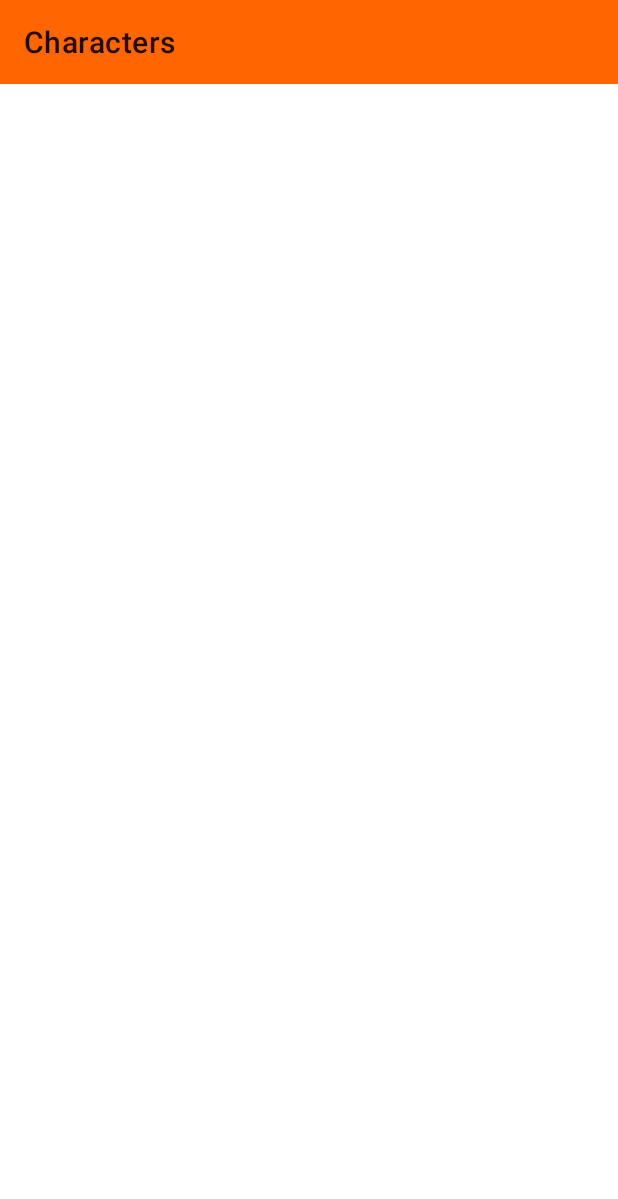
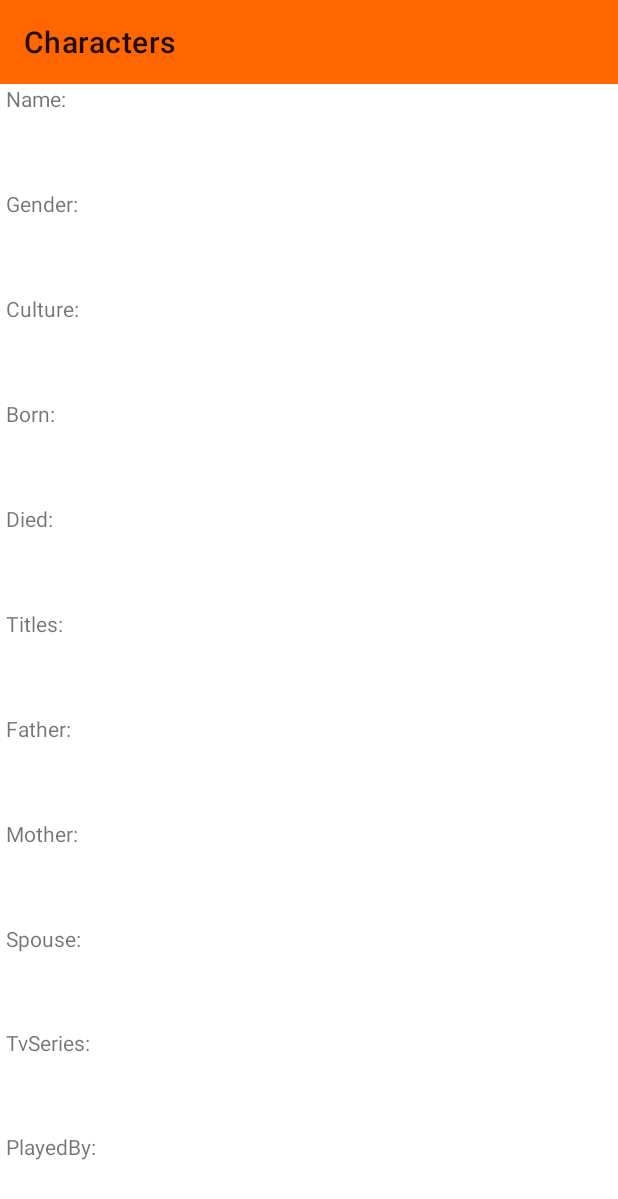
Before and after one commit to CarolinaAGomez/AppMoviles, an Android app: the ItemCharacterActivity screen opened directly, with no data from a screen before it, on a phone screen of 412 x 824 dp. Shown: the top 1199 px of the screen. Run offline under Robolectric (Android 15) with nearby library versions, the phone set to English and light mode, and no system bars; 12 statements that could not run were skipped.

```diff
--- a/app/src/main/java/com/UNLa/primeraentrega_tallerdeaplicacionesmoviles/Character.java
+++ b/app/src/main/java/com/UNLa/primeraentrega_tallerdeaplicacionesmoviles/Character.java
@@ -1,8 +1,9 @@
 package com.UNLa.primeraentrega_tallerdeaplicacionesmoviles;
 
+import java.io.Serializable;
 import java.util.List;
 
-public class Character {
+public class Character implements Serializable {
 
     private int id;
     private String url;
@@ -12,7 +13,6 @@ public class Character {
     private String born;
     private String died;
     private List<String> titles;
-
     private String father;
     private String mother;
     private String spouse;
--- a/app/src/main/java/com/UNLa/primeraentrega_tallerdeaplicacionesmoviles/ItemCharacterActivity.java
+++ b/app/src/main/java/com/UNLa/primeraentrega_tallerdeaplicacionesmoviles/ItemCharacterActivity.java
@@ -1,6 +1,8 @@
 package com.UNLa.primeraentrega_tallerdeaplicacionesmoviles;
 
 import android.os.Bundle;
+import android.widget.EditText;
+import android.widget.TextView;
 
 import androidx.appcompat.app.AppCompatActivity;
 import androidx.appcompat.widget.Toolbar;
@@ -8,17 +10,55 @@ import androidx.appcompat.widget.Toolbar;
 public class ItemCharacterActivity extends AppCompatActivity {
 
     Toolbar my_toolbar;
+    TextView tvName,tvGender,tvCulture,tvBorn,tvDied,
+            tvTitles,tvFather,tvMother,tvSpouse,
+            tvTvSeries,tvPlayedBy;
 
     @Override
     protected void onCreate(Bundle savedInstanceState) {
         super.onCreate(savedInstanceState);
         setContentView(R.layout.activity_item_personaje);
 
+        tvName = findViewById(R.id.tvName);
+        tvGender = findViewById(R.id.tvGender);
+        tvCulture = findViewById(R.id.tvCulture);
+        tvBorn = findViewById(R.id.tvBorn);
+        tvDied = findViewById(R.id.tvDied);
+        tvTitles = findViewById(R.id.tvTitles);
+        tvFather = findViewById(R.id.tvFather);
+        tvMother = findViewById(R.id.tvMother);
+        tvSpouse = findViewById(R.id.tvSpouse);
+        tvTvSeries = findViewById(R.id.tvTvSeries);
+        tvPlayedBy = findViewById(R.id.tvPlayedBy);
 
         my_toolbar = findViewById(R.id.tbTittle);
         setSupportActionBar(my_toolbar);
         getSupportActionBar().setTitle("Characters");
 
         //ACA MOSTRARIA AL PERSONAJE
+        showElement();
+
+    }
+
+    private void showElement(){
+        Character character = (Character) getIntent().getExtras().get("character");
+        tvName.setText(tvName.getText()+character.getName());
+        tvGender.setText(tvGender.getText()+character.getGender());
+        tvCulture.setText(tvCulture.getText()+character.getCulture());
+        tvBorn.setText(tvBorn.getText()+character.getBorn());
+        tvDied.setText(tvDied.getText()+character.getDied());
+        if(character.getTitles() != null){
+            String titles = String.join(",", character.getTitles());
+            tvTitles.setText(tvTitles.getText()+titles);
+        }
+        tvFather.setText(tvFather.getText()+character.getDied());
+        tvMother.setText(tvMother.getText()+character.getMother());
+        tvSpouse.setText(tvSpouse.getText()+character.getSpouse());
+        if(character.getTvSeries() != null){
+            String tvSeries = String.join(",", character.getTvSeries());
+            tvTvSeries.setText(tvTvSeries.getText()+tvSeries);
+        }
+        tvPlayedBy.setText(tvPlayedBy.getText()+character.getPlayedBy());
+
     }
 }
--- a/app/src/main/java/com/UNLa/primeraentrega_tallerdeaplicacionesmoviles/MainActivity.java
+++ b/app/src/main/java/com/UNLa/primeraentrega_tallerdeaplicacionesmoviles/MainActivity.java
@@ -36,7 +36,10 @@ public class MainActivity extends AppCompatActivity {
             @Override
             public void onItemClickListener(Character character) {
                 Intent mainActivityToItemCharacter = new Intent(MainActivity.this, ItemCharacterActivity.class);
-                Toast.makeText(MainActivity.this, character.getName(), Toast.LENGTH_SHORT).show();
+                mainActivityToItemCharacter.putExtra("character", character);
+                startActivity(mainActivityToItemCharacter);
+                finish();
+                //Toast.makeText(MainActivity.this, character.getName(), Toast.LENGTH_SHORT).show();
             }
         });
         recyclerView.setAdapter(characterAdapter);
--- a/app/src/main/res/layout/activity_item_personaje.xml
+++ b/app/src/main/res/layout/activity_item_personaje.xml
@@ -10,4 +10,103 @@
         android:id="@+id/tbTittle"
         layout="@layout/principal_toolbar" />
 
+    <TextView
+        android:id="@+id/tvName"
+        android:layout_width="match_parent"
+        android:layout_height="match_parent"
+        android:layout_marginStart="4dp"
+        android:layout_weight="0.5"
+        android:text="Name: "
+        />
+
+
+    <TextView
+        android:id="@+id/tvGender"
+        android:layout_width="match_parent"
+        android:layout_height="match_parent"
+        android:layout_marginStart="4dp"
+        android:layout_weight="0.5"
+        android:text="Gender: "
+        />
+
+    <TextView
+        android:id="@+id/tvCulture"
+        android:layout_width="match_parent"
+        android:layout_height="match_parent"
+        android:layout_marginStart="4dp"
+        android:layout_weight="0.5"
+        android:text="Culture: "
+        />
+
+    <TextView
+        android:id="@+id/tvBorn"
+        android:layout_width="match_parent"
+        android:layout_height="match_parent"
+        android:layout_marginStart="4dp"
+        android:layout_weight="0.5"
+        android:text="Born: "
+        />
+
+    <TextView
+        android:id="@+id/tvDied"
+        android:layout_width="match_parent"
+        android:layout_height="match_parent"
+        android:layout_marginStart="4dp"
+        android:layout_weight="0.5"
+        android:text="Died: "
+        />
+
+    <TextView
+        android:id="@+id/tvTitles"
+        android:layout_width="match_parent"
+        android:layout_height="match_parent"
+        android:layout_marginStart="4dp"
+        android:layout_weight="0.5"
+        android:text="Titles: "
+        />
+
+    <TextView
+        android:id="@+id/tvFather"
+        android:layout_width="match_parent"
+        android:layout_height="match_parent"
+        android:layout_marginStart="4dp"
+        android:layout_weight="0.5"
+        android:text="Father: "
+        />
+
+    <TextView
+        android:id="@+id/tvMother"
+        android:layout_width="match_parent"
+        android:layout_height="match_parent"
+        android:layout_marginStart="4dp"
+        android:layout_weight="0.5"
+        android:text="Mother: "
+        />
+
+    <TextView
+        android:id="@+id/tvSpouse"
+        android:layout_width="match_parent"
+        android:layout_height="match_parent"
+        android:layout_marginStart="4dp"
+        android:layout_weight="0.5"
+        android:text="Spouse: "
+        />
+
+    <TextView
+        android:id="@+id/tvTvSeries"
+        android:layout_width="match_parent"
+        android:layout_height="match_parent"
+        android:layout_marginStart="4dp"
+        android:layout_weight="0.5"
+        android:text="TvSeries: "
+        />
+
+    <TextView
+        android:id="@+id/tvPlayedBy"
+        android:layout_width="match_parent"
+        android:layout_height="match_parent"
+        android:layout_marginStart="4dp"
+        android:layout_weight="0.5"
+        android:text="PlayedBy: "
+        />
 </LinearLayout>
--- a/app/src/main/res/layout/activity_main.xml
+++ b/app/src/main/res/layout/activity_main.xml
@@ -19,6 +19,7 @@
         android:orientation="vertical"
         app:layoutManager="androidx.recyclerview.widget.LinearLayoutManager"
         tools:itemCount="3"
-        tools:listitem="@layout/item_character"></androidx.recyclerview.widget.RecyclerView>
+        tools:listitem="@layout/item_character"
+    />
 
 </LinearLayout>
--- a/app/src/main/res/layout/item_character.xml
+++ b/app/src/main/res/layout/item_character.xml
@@ -13,7 +13,8 @@
         android:layout_marginStart="4dp"
         android:layout_marginTop="4dp"
         android:layout_weight="0.5"
-        android:text="1 lugar"></TextView>
+        android:text="1 lugar"
+    />
 
 
     <TextView
@@ -23,7 +24,8 @@
         android:layout_marginStart="4dp"
         android:layout_marginTop="4dp"
         android:layout_weight="0.5"
-        android:text="2 lugar"></TextView>
+        android:text="2 lugar"
+    />
 
     <TextView
         android:id="@+id/tvCulture"
@@ -33,6 +35,6 @@
         android:layout_marginTop="4dp"
         android:layout_weight="0.5"
         android:inputType="date"
-        android:text="3 lugar"></TextView>
+    />
 
 </LinearLayout>
```
